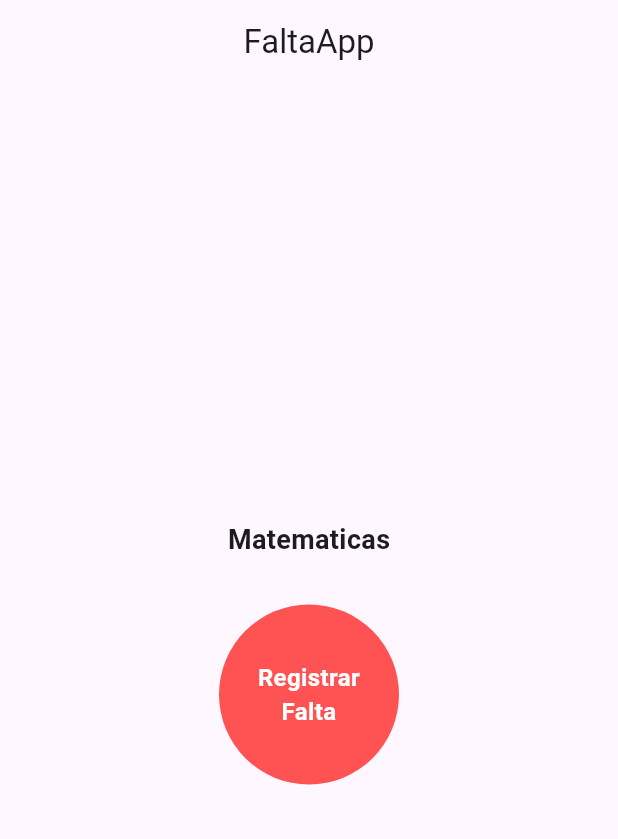
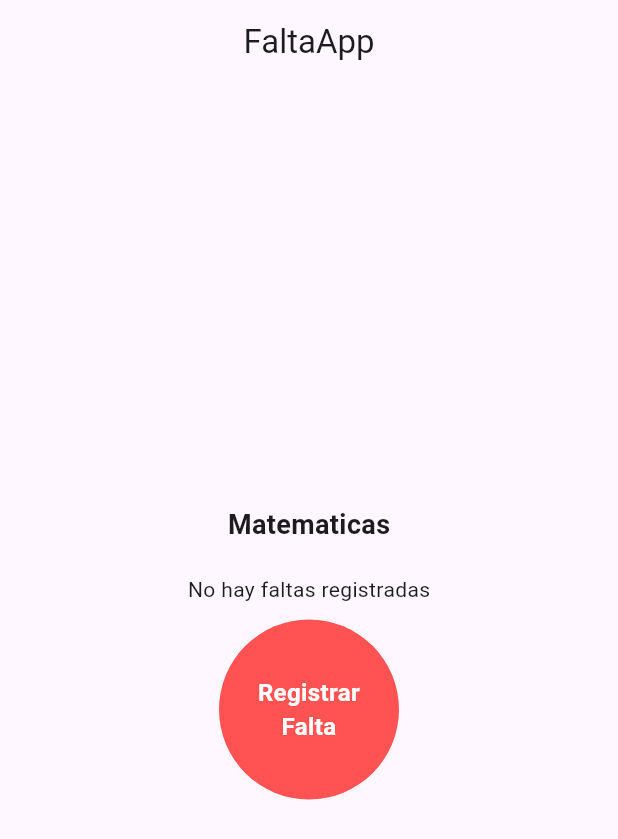
Before and after one commit to Ismael-droid-01/FaltApp, a Flutter app: the screen it shows after launch, on a phone screen of 412 x 824 dp. Shown: the top 839 px of the screen. Run offline on Flutter 3.47's test engine with Material 3 defaults, Android fonts, the phone set to English and light mode, and no system bars; our stand-ins replace hive, hive_flutter; accounts and stored records are empty.

Commit message:
feat: mostrar la ultima falta registrada

```diff
--- a/lib/main.dart
+++ b/lib/main.dart
@@ -15,7 +15,7 @@ void main() async {
   runApp(
     MultiProvider(
       providers: [
-        ChangeNotifierProvider(create: (_) => FaltaProvider()..cargarFaltas())
+        ChangeNotifierProvider(create: (_) => FaltaProvider()..cargarFaltas()),
       ],
       child: const FaltApp(),
     ),
--- a/lib/screens/home_screen.dart
+++ b/lib/screens/home_screen.dart
@@ -23,11 +23,19 @@ class _HomeScreenState extends State<HomeScreen>
   @override
   void initState() {
     super.initState();
+
+    // Se carga el controller de la animacion
     _controller = AnimationController(
       duration: const Duration(seconds: 2),
       vsync: this,
     );
 
+    // Se carga la lista de faltas al iniciar la pantalla
+    WidgetsBinding.instance.addPostFrameCallback((_) {
+      context.read<FaltaProvider>().cargarFaltas();
+    });
+
+    // Si la animacion termina y el boton sigue presionado, se registra la falta
     _controller.addStatusListener((status) {
       if (status == AnimationStatus.completed && _isPressed) {
         _registrarFalta();
@@ -36,16 +44,13 @@ class _HomeScreenState extends State<HomeScreen>
   }
 
   void _registrarFalta() {
-    final falta = Falta(
-      materia: 'Matematicas',
-      fecha: DateTime.now(),
-    );
+    final falta = Falta(materia: 'Matematicas', fecha: DateTime(2024, 10, 5));
 
     context.read<FaltaProvider>().agregarFalta(falta);
 
-    ScaffoldMessenger.of(context).showSnackBar(
-      const SnackBar(content: Text('Falta registrada')),
-    );
+    ScaffoldMessenger.of(
+      context,
+    ).showSnackBar(const SnackBar(content: Text('Falta registrada')));
 
     _controller.reset(); // Reinicia la animacion
     _isPressed = false;
@@ -83,6 +88,38 @@ class _HomeScreenState extends State<HomeScreen>
               style: TextStyle(fontSize: 18, fontWeight: FontWeight.bold),
             ),
             const SizedBox(height: 20),
+
+            Consumer<FaltaProvider>(
+              builder: (context, faltaProvider, _) {
+                final faltas = faltaProvider.faltas;
+                if (faltas.isEmpty) {
+                  return const Text('No hay faltas registradas');
+                }
+                return Card(
+                  elevation: 4,
+                  margin: const EdgeInsets.symmetric(
+                    horizontal: 20,
+                    vertical: 10,
+                  ),
+                  child: Padding(
+                    padding: const EdgeInsets.all(12),
+                    child: Column(
+                      children: [
+                        Text(
+                          'Faltas',
+                          style: TextStyle(fontWeight: FontWeight.bold),
+                        ),
+                        const SizedBox(height: 6),
+                        Text('Materia ${faltas.last.materia}'),
+                        Text(
+                          'Fecha ${faltas.last.fecha.toLocal().toString().split(" ")[0]}',
+                        ),
+                      ],
+                    ),
+                  ),
+                );
+              },
+            ),
             GestureDetector(
               onLongPressStart: (_) => _onLongPressStart(),
               onLongPressEnd: (_) => _onLongPressEnd(),
```
Also changed, not shown: lib/models/falta.dart (line endings or trailing spaces), lib/models/falta.g.dart, lib/providers/falta_provider.dart (line endings or trailing spaces), lib/services/storage_service.dart (line endings or trailing spaces).
